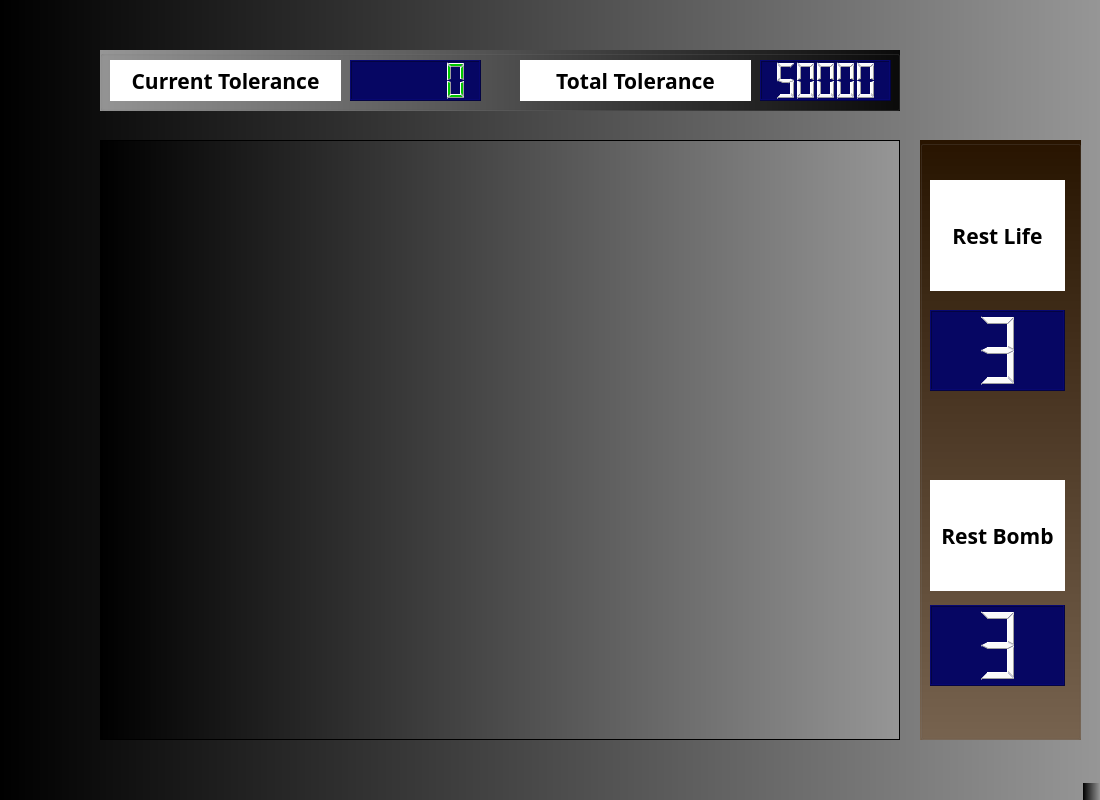
First picture: the form in mainwindow.ui, repository catkitchen721/2018-pd2-Project3, before the edit.
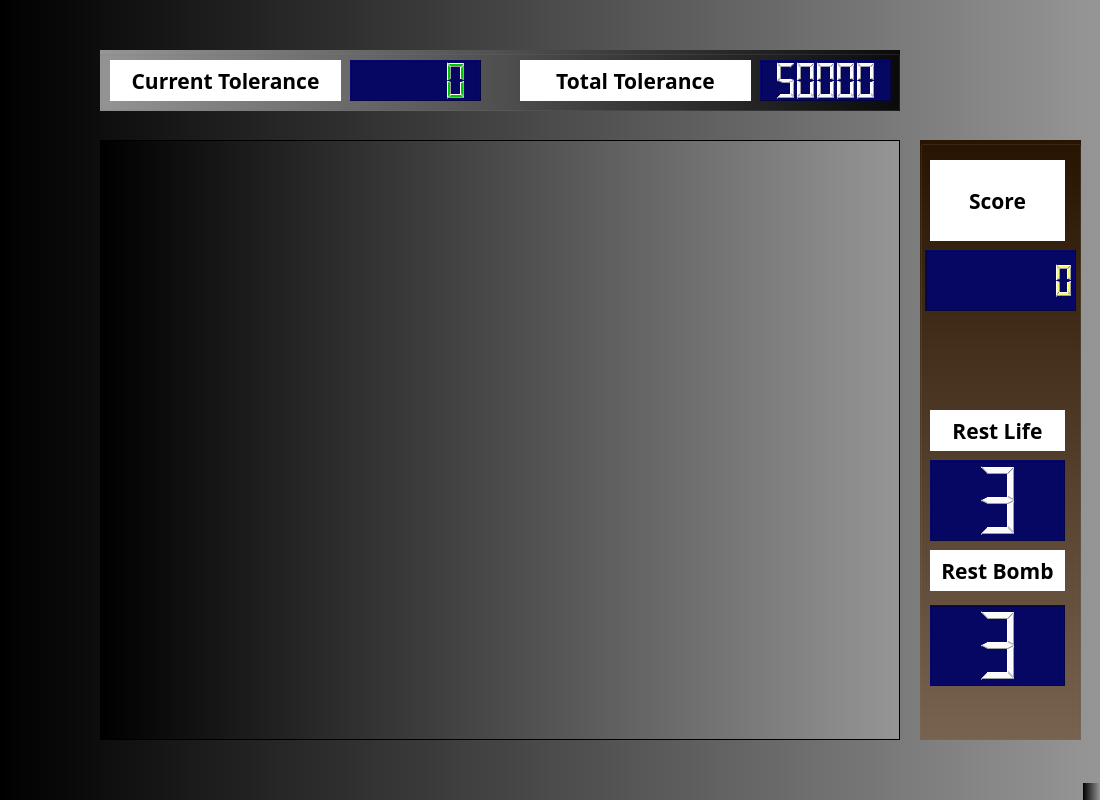
Second picture: the form after the edit.

What changed in the file:
```diff
--- a/mainwindow.ui
+++ b/mainwindow.ui
@@ -162,7 +162,7 @@
      <property name="geometry">
       <rect>
        <x>10</x>
-       <y>170</y>
+       <y>320</y>
        <width>135</width>
        <height>81</height>
       </rect>
@@ -185,9 +185,9 @@
      <property name="geometry">
       <rect>
        <x>10</x>
-       <y>40</y>
+       <y>270</y>
        <width>135</width>
-       <height>111</height>
+       <height>41</height>
       </rect>
      </property>
      <property name="font">
@@ -213,9 +213,9 @@
      <property name="geometry">
       <rect>
        <x>10</x>
-       <y>340</y>
+       <y>410</y>
        <width>135</width>
-       <height>111</height>
+       <height>41</height>
       </rect>
      </property>
      <property name="font">
@@ -260,6 +260,54 @@
       <number>3</number>
      </property>
     </widget>
+    <widget class="QLCDNumber" name="score">
+     <property name="geometry">
+      <rect>
+       <x>5</x>
+       <y>110</y>
+       <width>151</width>
+       <height>61</height>
+      </rect>
+     </property>
+     <property name="styleSheet">
+      <string notr="true">background-color: rgb(6, 6, 99);
+color: rgb(250, 250, 100);</string>
+     </property>
+     <property name="digitCount">
+      <number>8</number>
+     </property>
+     <property name="intValue" stdset="0">
+      <number>0</number>
+     </property>
+    </widget>
+    <widget class="QLabel" name="label_5">
+     <property name="geometry">
+      <rect>
+       <x>10</x>
+       <y>20</y>
+       <width>135</width>
+       <height>81</height>
+      </rect>
+     </property>
+     <property name="font">
+      <font>
+       <family>Purisa</family>
+       <pointsize>16</pointsize>
+       <weight>75</weight>
+       <bold>true</bold>
+      </font>
+     </property>
+     <property name="styleSheet">
+      <string notr="true">background-color: rgb(255, 255, 255);
+color: rgb(0, 0, 0);</string>
+     </property>
+     <property name="text">
+      <string>Score</string>
+     </property>
+     <property name="alignment">
+      <set>Qt::AlignCenter</set>
+     </property>
+    </widget>
    </widget>
   </widget>
   <widget class="QMenuBar" name="menuBar">
```
